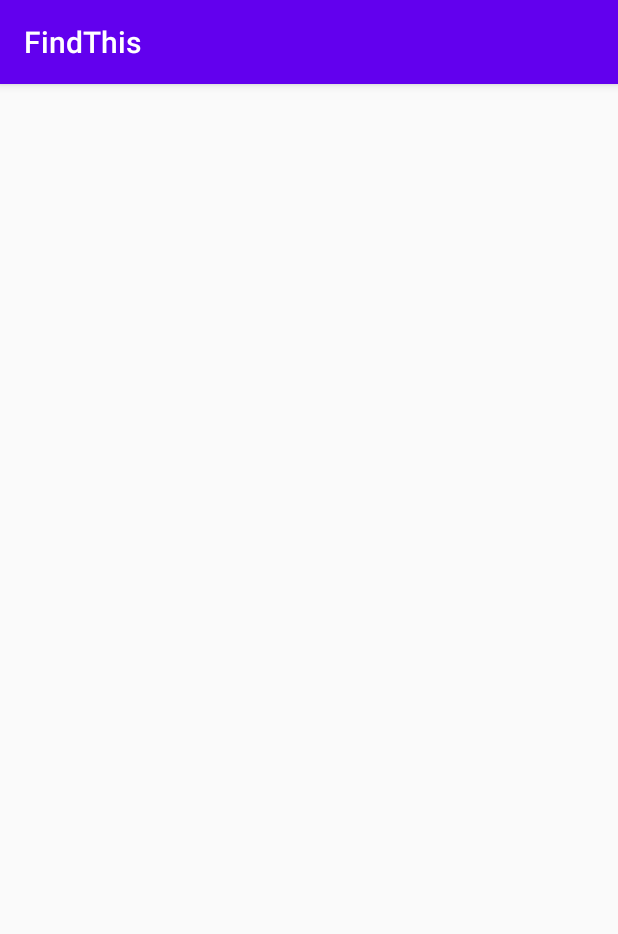
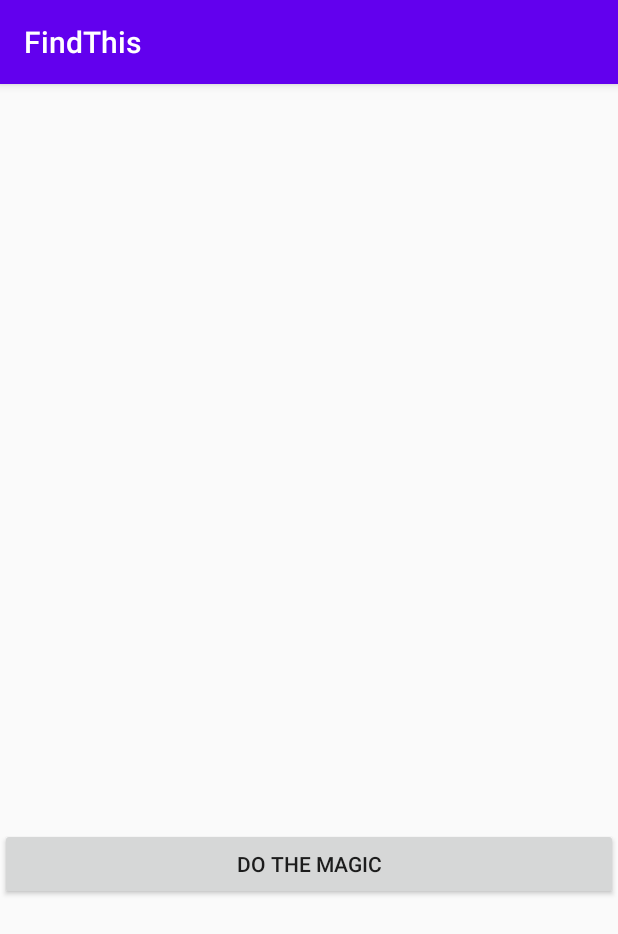
Before and after one commit to makslion/FindThis, an Android app: the AddOwnItem screen opened directly, with no data from a screen before it, on a phone screen of 412 x 824 dp. Shown: the top 934 px of the screen. Run offline under Robolectric (Android 15) with nearby library versions, the phone set to English and light mode, and no system bars; libraries missing offline, so code that uses them is left out: org.opencv, org.opencv.android, org.opencv.core, org.opencv.features2d, org.opencv.imgproc.

Commit message:
OpenCV native things

```diff
--- a/app/build.gradle
+++ b/app/build.gradle
@@ -25,7 +25,7 @@ dependencies {
     implementation fileTree(dir: "libs", include: ["*.jar"])
     implementation 'androidx.appcompat:appcompat:1.2.0'
     implementation 'androidx.constraintlayout:constraintlayout:2.0.3'
-    implementation project(path: ':sdk')
+    implementation project(path: ':openCVLibrary3411')
     testImplementation 'junit:junit:4.12'
     androidTestImplementation 'androidx.test.ext:junit:1.1.2'
     androidTestImplementation 'androidx.test.espresso:espresso-core:3.3.0'
--- a/app/src/main/java/com/maksym/findthis/AddOwnItem.java
+++ b/app/src/main/java/com/maksym/findthis/AddOwnItem.java
@@ -1,7 +1,6 @@
 package com.maksym.findthis;
 
 import androidx.annotation.NonNull;
-import androidx.annotation.Nullable;
 import androidx.appcompat.app.AppCompatActivity;
 
 import android.Manifest;
@@ -10,16 +9,22 @@ import android.content.Intent;
 import android.content.pm.PackageManager;
 import android.graphics.Bitmap;
 import android.os.Bundle;
-import android.provider.MediaStore;
 import android.util.Log;
+import android.view.View;
+import android.widget.Button;
 import android.widget.ImageView;
 import android.widget.Toast;
 
+import com.maksym.findthis.OpenCVmagic.DetectionMagic;
+
 public class AddOwnItem extends AppCompatActivity {
     private final String TAG = getClass().getSimpleName();
-    ImageView capturedImage;
+    ImageView imageView;
+    Bitmap rawImage, processedImage;
     private static final int CAMERA_REQUEST = 1;
     private static final int MY_CAMERA_PERMISSION_CODE = 100;
+
+    DetectionMagic detectionMagic;
 
 
 
@@ -34,7 +39,10 @@ public class AddOwnItem extends AppCompatActivity {
 
 
     private void findReferences(){
-        capturedImage = findViewById(R.id.capturedImage);
+        imageView = findViewById(R.id.capturedImage);
+
+
+        detectionMagic = new DetectionMagic();
     }
 
 
@@ -91,8 +99,24 @@ public class AddOwnItem extends AppCompatActivity {
         Log.d(TAG, "\t result code "+resultCode);
         if (requestCode == 1 && resultCode == RESULT_OK) {
             Bundle extras = data.getExtras();
-            Bitmap imageBitmap = (Bitmap) extras.get("data");
-            capturedImage.setImageBitmap(imageBitmap);
+            rawImage = (Bitmap) extras.get("data");
+
+            imageView.setImageBitmap(rawImage);
+
+            processedImage = detectionMagic.sift(rawImage);
+        }
+    }
+
+
+
+    public void magicButtonListener(View view){
+        if (rawImage != null) {
+
+            Log.d("THE_THING","Received, setting!");
+
+            //imageView.setImageBitmap(rawImage);
+            takePhoto();
+
         }
     }
 }
--- a/app/src/main/java/com/maksym/findthis/CameraSearch.java
+++ b/app/src/main/java/com/maksym/findthis/CameraSearch.java
@@ -2,6 +2,7 @@ package com.maksym.findthis;
 
 import androidx.appcompat.app.AppCompatActivity;
 
+import android.graphics.Bitmap;
 import android.os.Bundle;
 import androidx.annotation.NonNull;
 import androidx.appcompat.app.AppCompatActivity;
@@ -18,6 +19,7 @@ import android.view.WindowManager;
 import android.widget.Toast;
 
 import com.maksym.findthis.OpenCVmagic.CustomCameraBridgeViewBase;
+import com.maksym.findthis.OpenCVmagic.DetectionMagic;
 
 import org.opencv.android.BaseLoaderCallback;
 import org.opencv.android.CameraBridgeViewBase;
@@ -52,6 +54,8 @@ public class CameraSearch extends AppCompatActivity implements CustomCameraBridg
     private String TAG = "fuckincg_fuck_fuck";
     private final int CAMERA_PERMISSION_CODE = 100;
     private CustomCameraBridgeViewBase mOpenCvCameraView;
+
+    private DetectionMagic detectionMagic = new DetectionMagic();
 
     @Override
     public void onCreate(Bundle savedInstanceState) {
@@ -130,6 +134,7 @@ public class CameraSearch extends AppCompatActivity implements CustomCameraBridg
     @Override
     public Mat onCameraFrame(Mat inputFrame) {
         //Log.d(TAG,"on camera frame");
+
         return inputFrame;
     }
 }
--- a/app/src/main/java/com/maksym/findthis/OpenCVmagic/CustomCameraBridgeViewBase.java
+++ b/app/src/main/java/com/maksym/findthis/OpenCVmagic/CustomCameraBridgeViewBase.java
@@ -3,7 +3,6 @@ package com.maksym.findthis.OpenCVmagic;
 
 import java.util.List;
 
-import org.opencv.BuildConfig;
 import org.opencv.R;
 import org.opencv.android.FpsMeter;
 import org.opencv.android.Utils;
--- a/app/src/main/java/com/maksym/findthis/OpenCVmagic/CustomJavaCameraView.java
+++ b/app/src/main/java/com/maksym/findthis/OpenCVmagic/CustomJavaCameraView.java
@@ -12,7 +12,7 @@ import android.util.AttributeSet;
 import android.util.Log;
 import android.view.ViewGroup.LayoutParams;
 
-import org.opencv.BuildConfig;
+
 import org.opencv.android.CameraBridgeViewBase;
 import org.opencv.core.CvType;
 import org.opencv.core.Mat;
@@ -300,8 +300,8 @@ public class CustomJavaCameraView extends CustomCameraBridgeViewBase implements
 
     @Override
     public void onPreviewFrame(byte[] frame, Camera arg1) {
-        if (BuildConfig.DEBUG)
-            Log.d(TAG, "Preview Frame received. Frame size: " + frame.length);
+//        if (BuildConfig.DEBUG)
+//            Log.d(TAG, "Preview Frame received. Frame size: " + frame.length);
         synchronized (this) {
             mFrameChain[mChainIdx].put(0, 0, frame);
             mCameraFrameReady = true;
--- /dev/null
+++ b/app/src/main/java/com/maksym/findthis/Utils/Constants.java
@@ -0,0 +1,5 @@
+package com.maksym.findthis.Utils;
+
+public class Constants {
+
+}
--- a/app/src/main/res/layout/activity_add_own_item.xml
+++ b/app/src/main/res/layout/activity_add_own_item.xml
@@ -10,8 +10,15 @@
     <ImageView
         android:id="@+id/capturedImage"
         android:layout_width="match_parent"
-        android:layout_height="match_parent"
-        android:layout_marginLeft="50dp"
-        android:layout_marginRight="50dp"
+        android:layout_height="496dp"
+        android:layout_marginLeft="10dp"
+        android:layout_marginRight="10dp"
         tools:srcCompat="@tools:sample/avatars" />
+
+    <Button
+        android:id="@+id/doTheMagicButton"
+        android:layout_width="match_parent"
+        android:layout_height="wrap_content"
+        android:onClick="magicButtonListener"
+        android:text="Do the magic" />
 </LinearLayout>
--- a/settings.gradle
+++ b/settings.gradle
@@ -1,3 +1,3 @@
-include ':sdk'
 include ':app'
 rootProject.name = "FindThis"
+include ':openCVLibrary3411'
```
Also changed, not shown: app/src/main/java/com/maksym/findthis/OpenCVmagic/DetectionMagic.java (added, +78 -0 lines), 8 other files.
